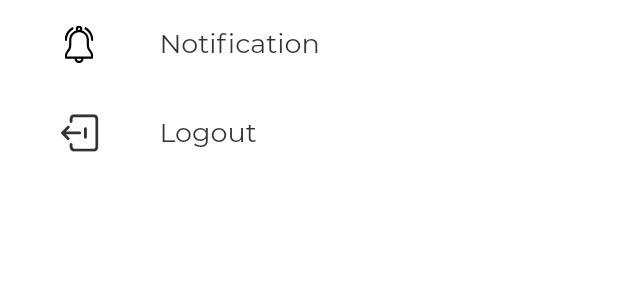
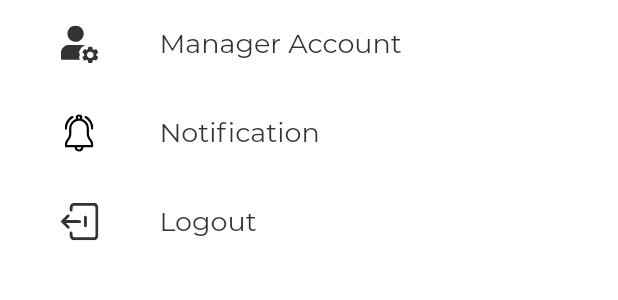
Before and after one commit to nxhung1610/flower-store, a Flutter app: the ActionsFunction widget shown alone on an empty page, opened directly, on a phone screen of 412 x 824 dp. Shown: the top 300 px of the screen. Run offline on Flutter 3.47's test engine with Material 2 defaults, Android fonts, the phone set to English and light mode, and no system bars; our stand-ins replace bloc, cached_network_image, equatable, flutter_bloc, flutter_screenutil, flutter_spinkit and 2 more; accounts and stored records are empty; network calls fail; project files that could hold a hidden picture were left out.

Commit message:
update - option slider bar

```diff
--- a/lib/src/screens/dashboard/app_slider_bar.dart
+++ b/lib/src/screens/dashboard/app_slider_bar.dart
@@ -138,6 +138,12 @@ class ActionsFunction extends StatelessWidget {
         padding: EdgeInsets.zero,
         shrinkWrap: true,
         children: [
+
+          ItemActionFunction(
+            listener: () {},
+            icon: SvgPicture.asset('assets/ico_account_setting.svg'),
+            title: 'Manager Account',
+          ),
           ItemActionFunction(
             listener: () {},
             icon: SvgPicture.asset('assets/ico_notification.svg'),
```
Also changed, not shown: assets/ico_account_setting.svg (added).
